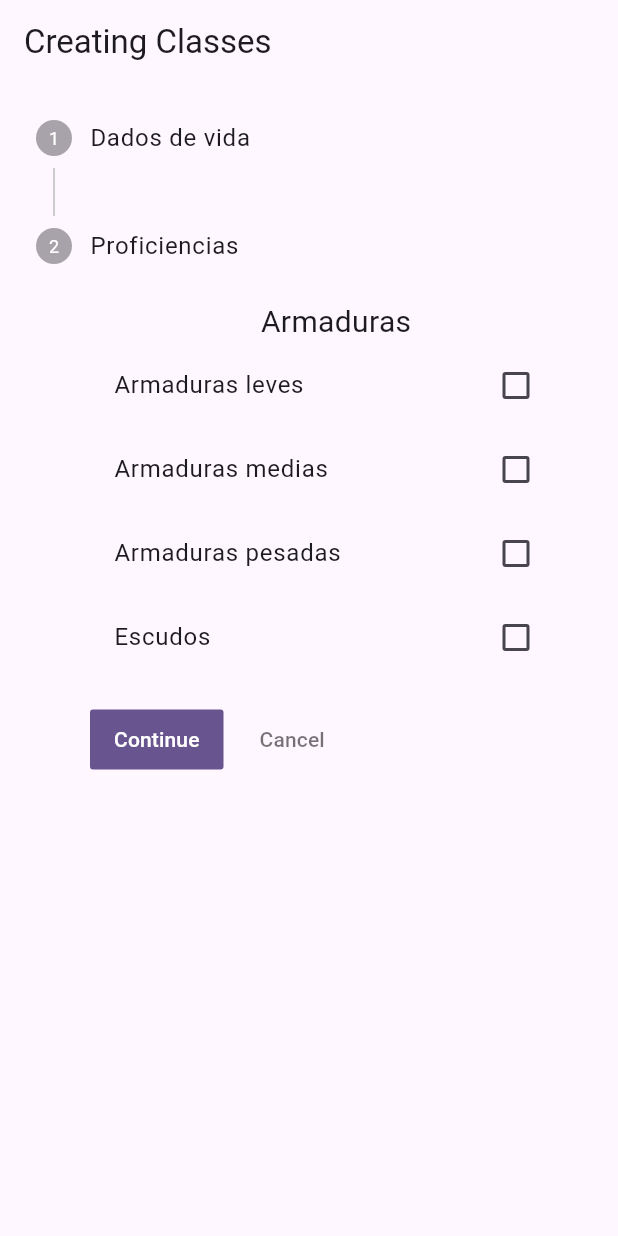
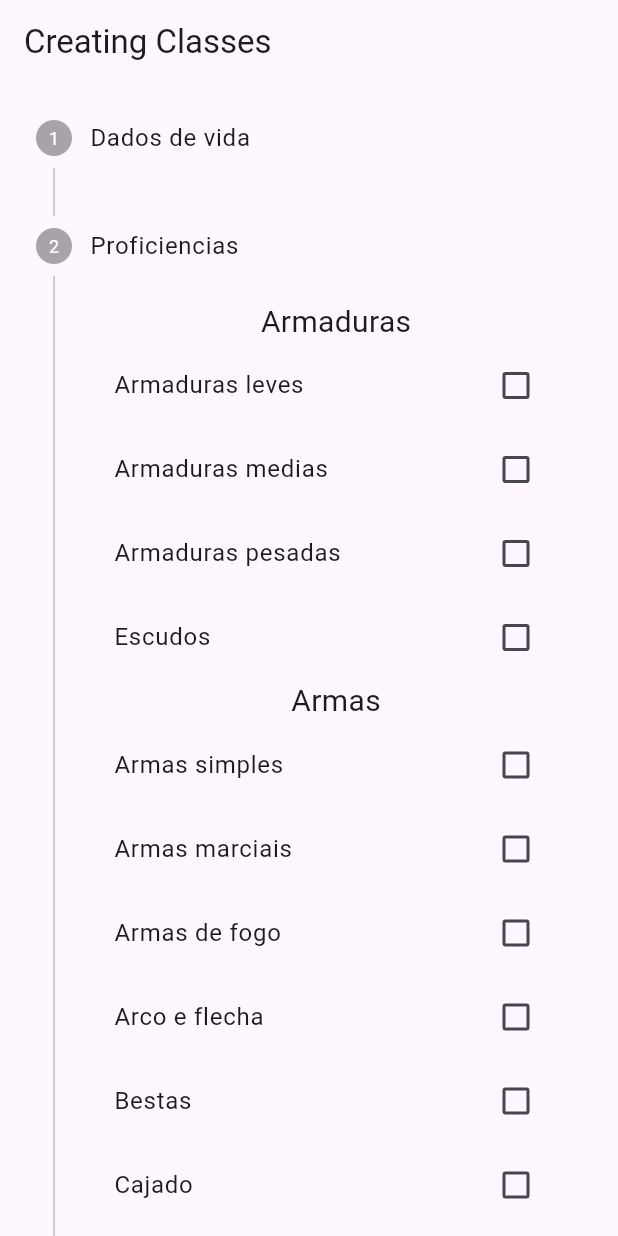
Before and after one commit to jonathastfm/ezio_projects, a Flutter app: the screen it shows after launch, after a tap on "Continue", on a phone screen of 412 x 824 dp. Run offline on Flutter 3.47's test engine with Material 3 defaults, Android fonts, the phone set to English and light mode, and no system bars; our stand-ins replace cloud_firestore, firebase_core; accounts and stored records are empty.

Commit message:
feat: Adicionar opção de escolher armas na tela de criação de classes

```diff
--- a/com_ezio_osrpjas/lib/pages/Creating_Classes.dart
+++ b/com_ezio_osrpjas/lib/pages/Creating_Classes.dart
@@ -19,8 +19,12 @@ class _Creating_ClassesState extends State<Creating_Classes> {
 
   List<String> Armaduras = ["Armaduras leves", "Armaduras medias", "Armaduras pesadas", "Escudos"];
 
+  List<String> Armas = ["Armas simples", "Armas marciais", "Armas de fogo", "Arco e flecha", "Bestas",
+                        "Cajado", "Dardos", "Espada curta", "Espada longa", "Espada larga","Funda",
+                         "Lança", "Maça", "Machado", "Martelo"];
 
-  List<String> Proficiencias_escolhidas = [];
+  List<String> Armaduras_escolhidas = [];
+  List<String> Armas_escolhidas = [];
 
   @override
   Widget build(BuildContext context) {
@@ -74,6 +78,8 @@ class _Creating_ClassesState extends State<Creating_Classes> {
             title: const Text('Proficiencias'),
             content: Column(
               children: [
+
+                //Armaduras
                 Text("Armaduras",   style: TextStyle(fontSize: 20),),
 
                 ListView.builder(
@@ -82,23 +88,71 @@ class _Creating_ClassesState extends State<Creating_Classes> {
                   itemBuilder: (context, index){
                     return CheckboxListTile(
                       title: Text(Armaduras[index]),
-                      value: Proficiencias_escolhidas.contains(Armaduras[index]),
+                      value: Armaduras_escolhidas.contains(Armaduras[index]),
                       onChanged: (value){
                         setState(() {
                           if(value == true){
-                              Proficiencias_escolhidas.add(Armaduras[index]);
+                              Armaduras_escolhidas.add(Armaduras[index]);
                           }
                           else{
-                              Proficiencias_escolhidas.remove(Armaduras[index]);
+                              Armaduras_escolhidas.remove(Armaduras[index]);
                           }
                         });
                       },
                     );
                   },
                 ),
+                //Armas
+                Text("Armas",   style: TextStyle(fontSize: 20),),
+
+                ListView.builder(
+                  shrinkWrap: true,
+                  itemCount: Armas.length,
+                  itemBuilder: (context, index){
+                    return CheckboxListTile(
+                      title: Text(Armas[index]),
+                      value: Armaduras_escolhidas.contains(Armas[index]),
+                      onChanged: (value){
+                        setState(() {
+                          if(value == true){
+                              Armas_escolhidas.add(Armas[index]);
+                          }
+                          else{
+                              Armas_escolhidas.remove(Armas[index]);
+                          }
+                        });
+                      },
+                    );
+                  },
+                ),
+
+                //Ferramentas
               ],
             ),
           ),
+
+
+
+
+          Step(
+            title: const Text('Finalizar'),
+            content: Column(
+              children: [
+                ElevatedButton(
+                  onPressed: () {
+                    firestore.collection('Classes').doc("Artifice").collection("Criacao").doc("Equipamento inicial").set({
+                      "Armas": ["Duas armas simples", "Uma besta leve e 20 virotes"],
+                      "Armadura": "Armadura de couro ou uma brunea",
+                      "Ferramentas": ["ferramentas de ladrão", "pacote de explorador"],
+                      "Ouro": 100
+                    });
+                  },
+                  child: Text('Finalizar'),
+                ),
+              ],
+            ),
+          ),
+
         ]
       )
     );
```
